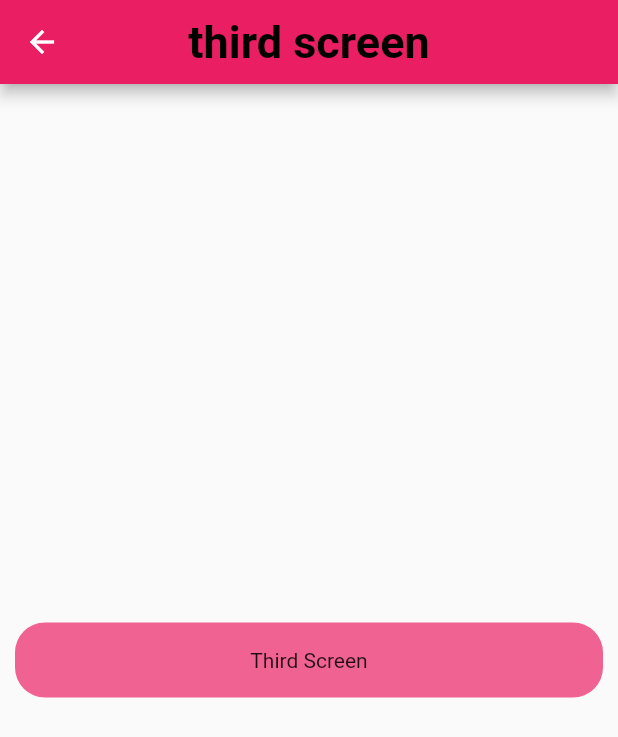
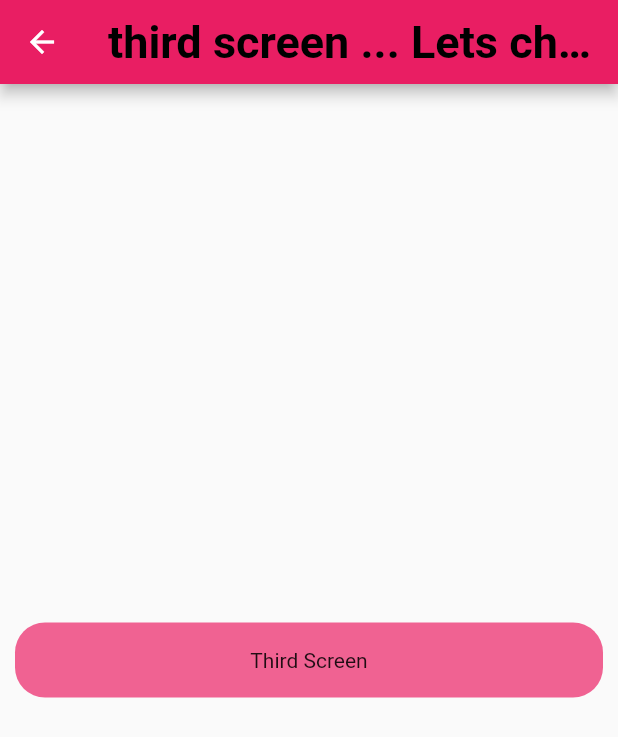
Before and after one commit to MrAhmed1287/study_navigator_and_route_professional, a Flutter app: the ThirdScreen screen opened by its route, on a phone screen of 412 x 824 dp. Shown: the top 737 px of the screen. Run offline on Flutter 3.47's test engine with Material 2 defaults, Android fonts, the light colour scheme and no system bars.

Commit message:
this is check

```diff
--- a/lib/third_screen.dart
+++ b/lib/third_screen.dart
@@ -14,7 +14,7 @@ class _ThirdScreenState extends State<ThirdScreen> {
         centerTitle: true,
         backgroundColor: Colors.pink,
         title: const Text(
-          'third screen',
+          'third screen ... Lets check if it works',
           style: TextStyle(
               fontSize: 30, color: Colors.black, fontWeight: FontWeight.bold),
         ),
```
